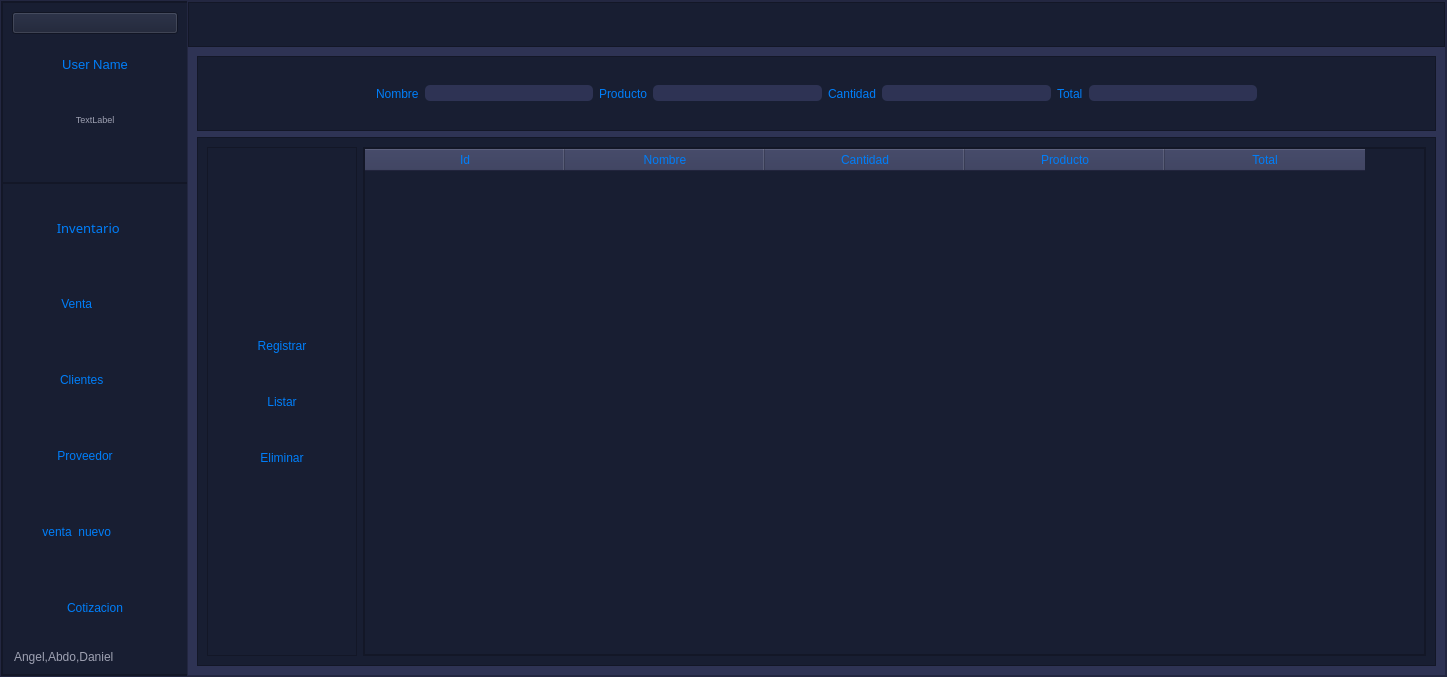
Before: the Qt Designer form View/nuevo_menu.ui in DanielSajvin/Proyecto_basedatos, drawn with Qt 5.
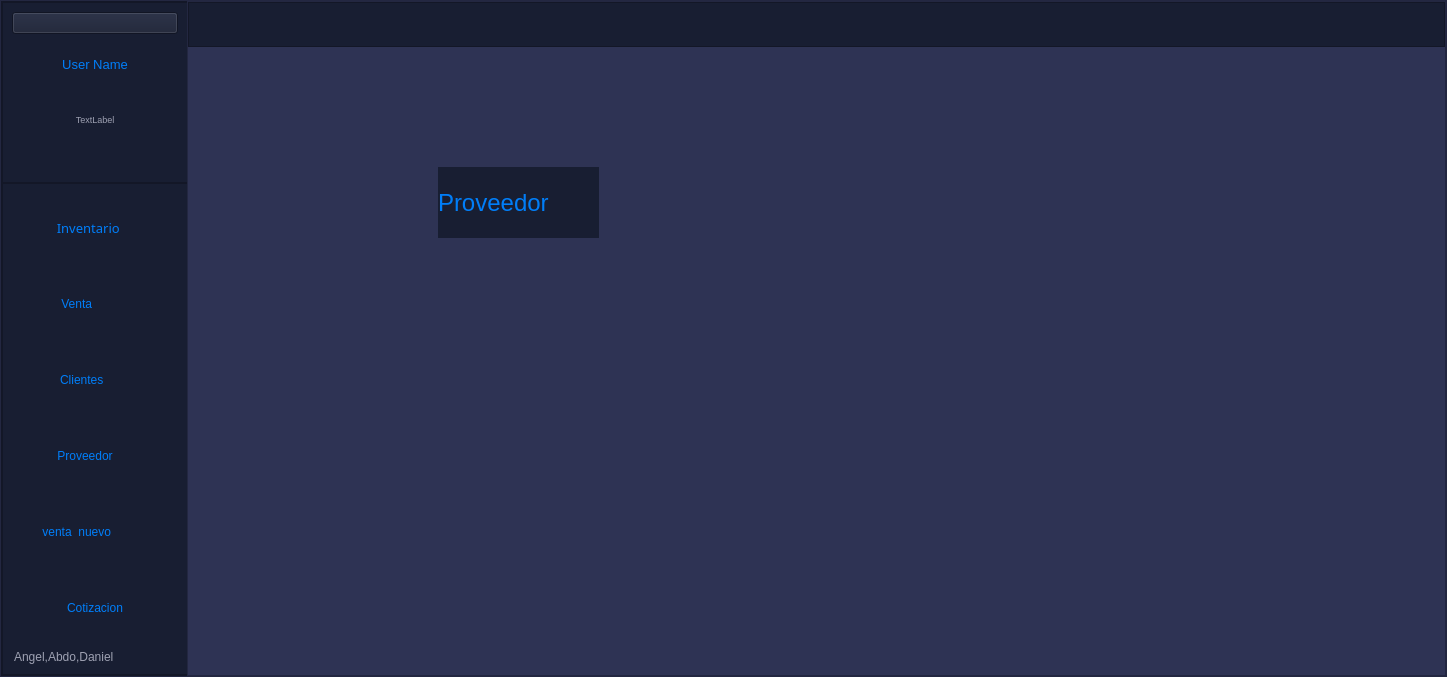
After: the same form once the commit is applied. The open tabs and pages were chosen to show the change. Icons and pictures are not drawn.

Commit message: Cambios UI y fecha

Patch:
```diff
--- a/View/nuevo_menu.ui
+++ b/View/nuevo_menu.ui
@@ -3194,6 +3194,76 @@
               <property name="topMargin">
                <number>11</number>
               </property>
+              <item>
+               <widget class="QFrame" name="frame_21">
+                <property name="minimumSize">
+                 <size>
+                  <width>0</width>
+                  <height>125</height>
+                 </size>
+                </property>
+                <property name="styleSheet">
+                 <string notr="true">QPushButton{
+border-top-left-radius:20p;
+color: rgb(0,126,249);
+font: 77 10pt &quot;Gadugi&quot;;
+
+border-radius: 5px;
+
+
+}
+
+QPushButton:hover{
+
+background-color: qlineargradient(spread:pad, x1:0, y1:0.505682, x2:1, y2:0.477, stop:0 rgba(11, 131, 120, 219), stop:1 rgba(85, 98, 112, 226));
+
+
+}
+QFrame{
+
+background-color: rgb(24, 30, 50);
+
+}
+QLabel{
+color: rgb(0,126,249);
+}
+QLineEdit{
+font: 77 10pt &quot;Gadugi&quot;;
+color: rgb(158, 161, 178);
+border-radius: 5px;
+}
+
+</string>
+                </property>
+                <property name="frameShape">
+                 <enum>QFrame::StyledPanel</enum>
+                </property>
+                <property name="frameShadow">
+                 <enum>QFrame::Raised</enum>
+                </property>
+                <widget class="QLabel" name="label_14">
+                 <property name="geometry">
+                  <rect>
+                   <x>40</x>
+                   <y>20</y>
+                   <width>121</width>
+                   <height>31</height>
+                  </rect>
+                 </property>
+                 <property name="font">
+                  <font>
+                   <pointsize>12</pointsize>
+                  </font>
+                 </property>
+                 <property name="styleSheet">
+                  <string notr="true"/>
+                 </property>
+                 <property name="text">
+                  <string>Id</string>
+                 </property>
+                </widget>
+               </widget>
+              </item>
               <item>
                <widget class="QFrame" name="frame_20">
                 <property name="frameShape">
@@ -3399,387 +3469,6 @@
                     </property>
                     <item>
                      <widget class="QTableWidget" name="tabla_clientes_d">
-                      <property name="minimumSize">
-                       <size>
-                        <width>0</width>
-                        <height>0</height>
-                       </size>
-                      </property>
-                      <property name="styleSheet">
-                       <string notr="true">QHeaderView
-{
-Fondo: transparente; 
-background-color: rgb(24, 30, 50);
-border-top-left-radius:20p;
-color: rgb(0,126,249);
-font: 77 10pt &quot;Gadugi&quot;;
-}
-
-QHeaderView:hover
-{
-background-color: rgb(46, 51, 84);
-border-top-left-radius:20p;
-}
-QHeaderView:section
-{
-background-color: rgb(46, 51, 84);
-border-top-left-radius:20p;
-padding: 2px;
-font-size:11 pt;
-
-}
-QTableWidget{
-background-color: rgb(24, 30, 50);
-gridline-color: rgb(24, 30, 50);
-font-size: 11pt;
-border-top-left-radius:20p;
-color: rgb(0,126,249);
-font: 77 10pt &quot;Gadugi&quot;;
-}
-QTableWidgetQTableCornerButton::section{
-background-color: rgb(46, 51, 84);
-border: 1px solid rgb(0,126,249);
-}
-QTableView QTableCornerButton::section {
-background-color: rgb(46, 51, 84);
-border: 1px solid rgb(0, 126, 249);
-}</string>
-                      </property>
-                      <attribute name="horizontalHeaderDefaultSectionSize">
-                       <number>145</number>
-                      </attribute>
-                      <column>
-                       <property name="text">
-                        <string>Id</string>
-                       </property>
-                      </column>
-                      <column>
-                       <property name="text">
-                        <string>Nombre</string>
-                       </property>
-                      </column>
-                      <column>
-                       <property name="text">
-                        <string>Email</string>
-                       </property>
-                      </column>
-                      <column>
-                       <property name="text">
-                        <string>Celular</string>
-                       </property>
-                      </column>
-                      <column>
-                       <property name="text">
-                        <string>Fecha</string>
-                       </property>
-                      </column>
-                      <column>
-                       <property name="text">
-                        <string>Sub total</string>
-                       </property>
-                      </column>
-                      <column>
-                       <property name="text">
-                        <string>Deuda</string>
-                       </property>
-                      </column>
-                     </widget>
-                    </item>
-                   </layout>
-                  </widget>
-                 </item>
-                </layout>
-               </widget>
-              </item>
-             </layout>
-            </widget>
-            <widget class="QWidget" name="page_proveedor">
-             <layout class="QVBoxLayout" name="verticalLayout_24">
-              <item>
-               <widget class="QFrame" name="frame_31">
-                <property name="minimumSize">
-                 <size>
-                  <width>0</width>
-                  <height>75</height>
-                 </size>
-                </property>
-                <property name="styleSheet">
-                 <string notr="true">QPushButton{
-border-top-left-radius:20p;
-color: rgb(0,126,249);
-font: 77 10pt &quot;Gadugi&quot;;
-
-border-radius: 5px;
-
-
-}
-
-QPushButton:hover{
-
-background-color: qlineargradient(spread:pad, x1:0, y1:0.505682, x2:1, y2:0.477, stop:0 rgba(11, 131, 120, 219), stop:1 rgba(85, 98, 112, 226));
-
-
-}
-QFrame{
-
-background-color: rgb(24, 30, 50);
-
-}
-QLabel{
-color: rgb(0,126,249);
-font: 77 12pt &quot;Gadugi&quot;;
-}
-QLineEdit{
-font: 77 10pt &quot;Gadugi&quot;;
-color: rgb(158, 161, 178);
-border-radius: 5px;
-}
-</string>
-                </property>
-                <property name="frameShape">
-                 <enum>QFrame::StyledPanel</enum>
-                </property>
-                <property name="frameShadow">
-                 <enum>QFrame::Raised</enum>
-                </property>
-                <layout class="QHBoxLayout" name="horizontalLayout_13">
-                 <item>
-                  <spacer name="horizontalSpacer_3">
-                   <property name="orientation">
-                    <enum>Qt::Horizontal</enum>
-                   </property>
-                   <property name="sizeHint" stdset="0">
-                    <size>
-                     <width>142</width>
-                     <height>20</height>
-                    </size>
-                   </property>
-                  </spacer>
-                 </item>
-                 <item>
-                  <widget class="QLabel" name="label_33">
-                   <property name="styleSheet">
-                    <string notr="true"/>
-                   </property>
-                   <property name="text">
-                    <string>Nombre</string>
-                   </property>
-                  </widget>
-                 </item>
-                 <item>
-                  <widget class="QLineEdit" name="nombre_proveedor"/>
-                 </item>
-                 <item>
-                  <widget class="QLabel" name="label_34">
-                   <property name="styleSheet">
-                    <string notr="true"/>
-                   </property>
-                   <property name="text">
-                    <string>Producto</string>
-                   </property>
-                  </widget>
-                 </item>
-                 <item>
-                  <widget class="QLineEdit" name="producto_proveedor"/>
-                 </item>
-                 <item>
-                  <widget class="QLabel" name="label_35">
-                   <property name="styleSheet">
-                    <string notr="true"/>
-                   </property>
-                   <property name="text">
-                    <string>Cantidad</string>
-                   </property>
-                  </widget>
-                 </item>
-                 <item>
-                  <widget class="QLineEdit" name="cantidad_proveedor"/>
-                 </item>
-                 <item>
-                  <widget class="QLabel" name="label_36">
-                   <property name="styleSheet">
-                    <string notr="true"/>
-                   </property>
-                   <property name="text">
-                    <string>Total</string>
-                   </property>
-                  </widget>
-                 </item>
-                 <item>
-                  <widget class="QLineEdit" name="total_proveedor"/>
-                 </item>
-                 <item>
-                  <spacer name="horizontalSpacer_4">
-                   <property name="orientation">
-                    <enum>Qt::Horizontal</enum>
-                   </property>
-                   <property name="sizeHint" stdset="0">
-                    <size>
-                     <width>142</width>
-                     <height>20</height>
-                    </size>
-                   </property>
-                  </spacer>
-                 </item>
-                </layout>
-               </widget>
-              </item>
-              <item>
-               <widget class="QFrame" name="frame_21">
-                <property name="minimumSize">
-                 <size>
-                  <width>0</width>
-                  <height>0</height>
-                 </size>
-                </property>
-                <property name="frameShape">
-                 <enum>QFrame::StyledPanel</enum>
-                </property>
-                <property name="frameShadow">
-                 <enum>QFrame::Raised</enum>
-                </property>
-                <layout class="QHBoxLayout" name="horizontalLayout_12">
-                 <item>
-                  <widget class="QFrame" name="frame_32">
-                   <property name="minimumSize">
-                    <size>
-                     <width>150</width>
-                     <height>0</height>
-                    </size>
-                   </property>
-                   <property name="styleSheet">
-                    <string notr="true">QPushButton{
-border-top-left-radius:20p;
-color: rgb(0,126,249);
-font: 77 10pt &quot;Gadugi&quot;;
-
-border-radius: 5px;
-
-
-}
-
-QPushButton:hover{
-
-background-color: qlineargradient(spread:pad, x1:0, y1:0.505682, x2:1, y2:0.477, stop:0 rgba(11, 131, 120, 219), stop:1 rgba(85, 98, 112, 226));
-
-
-}
-QFrame{
-
-background-color: rgb(24, 30, 50);
-
-}
-QLabel{
-color: rgb(0,126,249);
-}
-QLineEdit{
-font: 77 10pt &quot;Gadugi&quot;;
-color: rgb(158, 161, 178);
-border-radius: 5px;
-}
-</string>
-                   </property>
-                   <property name="frameShape">
-                    <enum>QFrame::StyledPanel</enum>
-                   </property>
-                   <property name="frameShadow">
-                    <enum>QFrame::Raised</enum>
-                   </property>
-                   <layout class="QVBoxLayout" name="verticalLayout_26">
-                    <item>
-                     <spacer name="verticalSpacer_4">
-                      <property name="orientation">
-                       <enum>Qt::Vertical</enum>
-                      </property>
-                      <property name="sizeHint" stdset="0">
-                       <size>
-                        <width>20</width>
-                        <height>146</height>
-                       </size>
-                      </property>
-                     </spacer>
-                    </item>
-                    <item>
-                     <widget class="QPushButton" name="registrar_proveedor">
-                      <property name="minimumSize">
-                       <size>
-                        <width>120</width>
-                        <height>50</height>
-                       </size>
-                      </property>
-                      <property name="text">
-                       <string>Registrar</string>
-                      </property>
-                     </widget>
-                    </item>
-                    <item>
-                     <widget class="QPushButton" name="btn_listar_3">
-                      <property name="minimumSize">
-                       <size>
-                        <width>120</width>
-                        <height>50</height>
-                       </size>
-                      </property>
-                      <property name="text">
-                       <string>Listar</string>
-                      </property>
-                     </widget>
-                    </item>
-                    <item>
-                     <widget class="QPushButton" name="btn_eliminar_3">
-                      <property name="minimumSize">
-                       <size>
-                        <width>120</width>
-                        <height>50</height>
-                       </size>
-                      </property>
-                      <property name="text">
-                       <string>Eliminar</string>
-                      </property>
-                     </widget>
-                    </item>
-                    <item>
-                     <spacer name="verticalSpacer_5">
-                      <property name="orientation">
-                       <enum>Qt::Vertical</enum>
-                      </property>
-                      <property name="sizeHint" stdset="0">
-                       <size>
-                        <width>20</width>
-                        <height>40</height>
-                       </size>
-                      </property>
-                     </spacer>
-                    </item>
-                   </layout>
-                  </widget>
-                 </item>
-                 <item>
-                  <widget class="QFrame" name="frame_33">
-                   <property name="frameShape">
-                    <enum>QFrame::StyledPanel</enum>
-                   </property>
-                   <property name="frameShadow">
-                    <enum>QFrame::Raised</enum>
-                   </property>
-                   <layout class="QVBoxLayout" name="verticalLayout_25">
-                    <property name="spacing">
-                     <number>0</number>
-                    </property>
-                    <property name="leftMargin">
-                     <number>0</number>
-                    </property>
-                    <property name="topMargin">
-                     <number>0</number>
-                    </property>
-                    <property name="rightMargin">
-                     <number>0</number>
-                    </property>
-                    <property name="bottomMargin">
-                     <number>0</number>
-                    </property>
-                    <item>
-                     <widget class="QTableWidget" name="tabla_listar_proveedor">
                       <property name="styleSheet">
                        <string notr="true">QHeaderView
 {
@@ -3825,7 +3514,7 @@
                       </attribute>
                       <column>
                        <property name="text">
-                        <string>Id</string>
+                        <string>id</string>
                        </property>
                       </column>
                       <column>
@@ -3835,17 +3524,7 @@
                       </column>
                       <column>
                        <property name="text">
-                        <string>Cantidad</string>
-                       </property>
-                      </column>
-                      <column>
-                       <property name="text">
-                        <string>Producto</string>
-                       </property>
-                      </column>
-                      <column>
-                       <property name="text">
-                        <string>Total</string>
+                        <string>Fecha</string>
                        </property>
                       </column>
                      </widget>
@@ -3858,6 +3537,26 @@
               </item>
              </layout>
             </widget>
+            <widget class="QWidget" name="page_proveedor">
+             <widget class="QLabel" name="label_6">
+              <property name="geometry">
+               <rect>
+                <x>250</x>
+                <y>120</y>
+                <width>161</width>
+                <height>71</height>
+               </rect>
+              </property>
+              <property name="font">
+               <font>
+                <pointsize>18</pointsize>
+               </font>
+              </property>
+              <property name="text">
+               <string>Proveedor</string>
+              </property>
+             </widget>
+            </widget>
             <widget class="QWidget" name="page_usuario">
              <layout class="QVBoxLayout" name="verticalLayout_19">
               <item>
```
Left out of the diff: 217 changed lines with no effect on the pictures. The commit also changes 1 other file.
